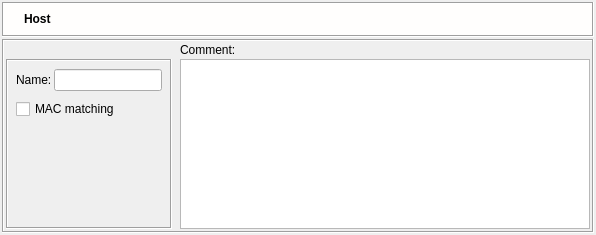
This is src/gui/hostdialog_q.ui in fwbuilder/fwbuilder as Qt 5 draws it before an edit. The edited form follows.
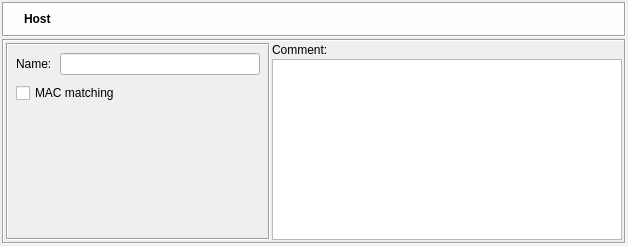
This is the edited form. Icons and pictures are not drawn.

```diff
--- a/src/gui/hostdialog_q.ui
+++ b/src/gui/hostdialog_q.ui
@@ -8,8 +8,8 @@
    <rect>
     <x>0</x>
     <y>0</y>
-    <width>596</width>
-    <height>235</height>
+    <width>628</width>
+    <height>246</height>
    </rect>
   </property>
   <property name="windowTitle" >
@@ -214,25 +214,7 @@
         <enum>QFrame::Sunken</enum>
        </property>
        <layout class="QGridLayout" >
-        <property name="leftMargin" >
-         <number>2</number>
-        </property>
-        <property name="topMargin" >
-         <number>2</number>
-        </property>
-        <property name="rightMargin" >
-         <number>2</number>
-        </property>
-        <property name="bottomMargin" >
-         <number>2</number>
-        </property>
-        <property name="horizontalSpacing" >
-         <number>8</number>
-        </property>
-        <property name="verticalSpacing" >
-         <number>2</number>
-        </property>
-        <item row="1" column="0" >
+        <item rowspan="2" row="0" column="0" >
          <widget class="QFrame" name="frame27" >
           <property name="frameShape" >
            <enum>QFrame::Box</enum>
@@ -254,7 +236,7 @@
             <number>8</number>
            </property>
            <property name="horizontalSpacing" >
-            <number>2</number>
+            <number>8</number>
            </property>
            <property name="verticalSpacing" >
             <number>8</number>
@@ -302,7 +284,7 @@
              </property>
              <property name="minimumSize" >
               <size>
-               <width>0</width>
+               <width>200</width>
                <height>0</height>
               </size>
              </property>
@@ -311,6 +293,22 @@
           </layout>
          </widget>
         </item>
+        <item row="0" column="1" >
+         <widget class="QLabel" name="textLabel2" >
+          <property name="sizePolicy" >
+           <sizepolicy vsizetype="Fixed" hsizetype="Preferred" >
+            <horstretch>0</horstretch>
+            <verstretch>0</verstretch>
+           </sizepolicy>
+          </property>
+          <property name="text" >
+           <string>Comment:</string>
+          </property>
+          <property name="wordWrap" >
+           <bool>false</bool>
+          </property>
+         </widget>
+        </item>
         <item row="1" column="1" >
          <widget class="QTextEdit" name="comment" >
           <property name="sizePolicy" >
@@ -330,16 +328,6 @@
           </property>
          </widget>
         </item>
-        <item row="0" column="1" >
-         <widget class="QLabel" name="textLabel2" >
-          <property name="text" >
-           <string>Comment:</string>
-          </property>
-          <property name="wordWrap" >
-           <bool>false</bool>
-          </property>
-         </widget>
-        </item>
        </layout>
       </widget>
      </item>
```
